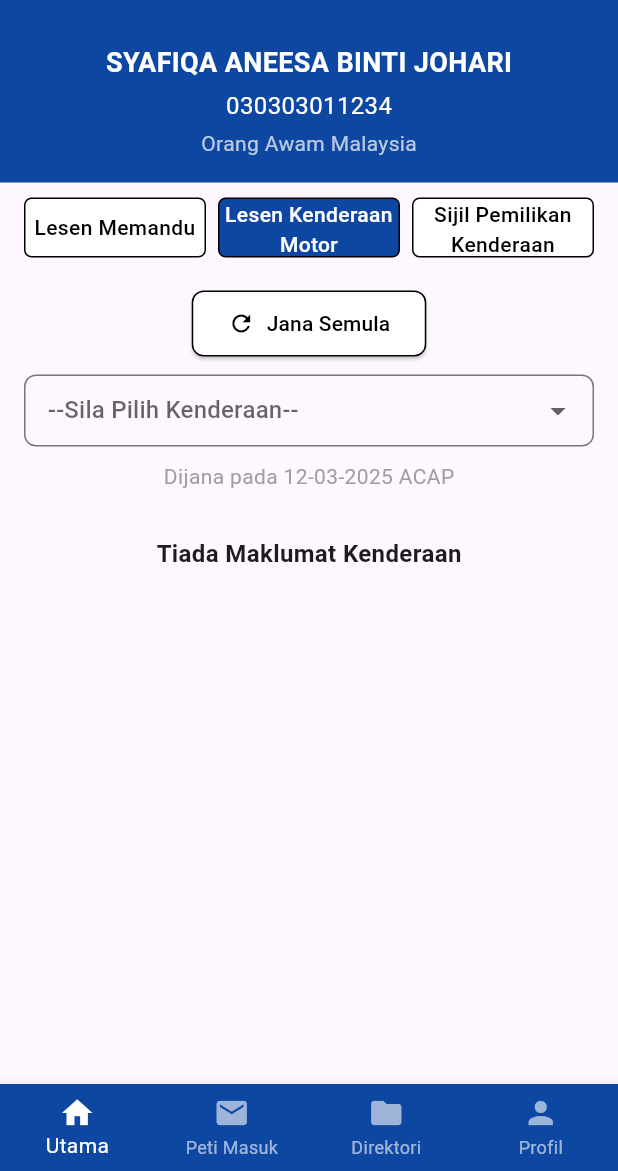
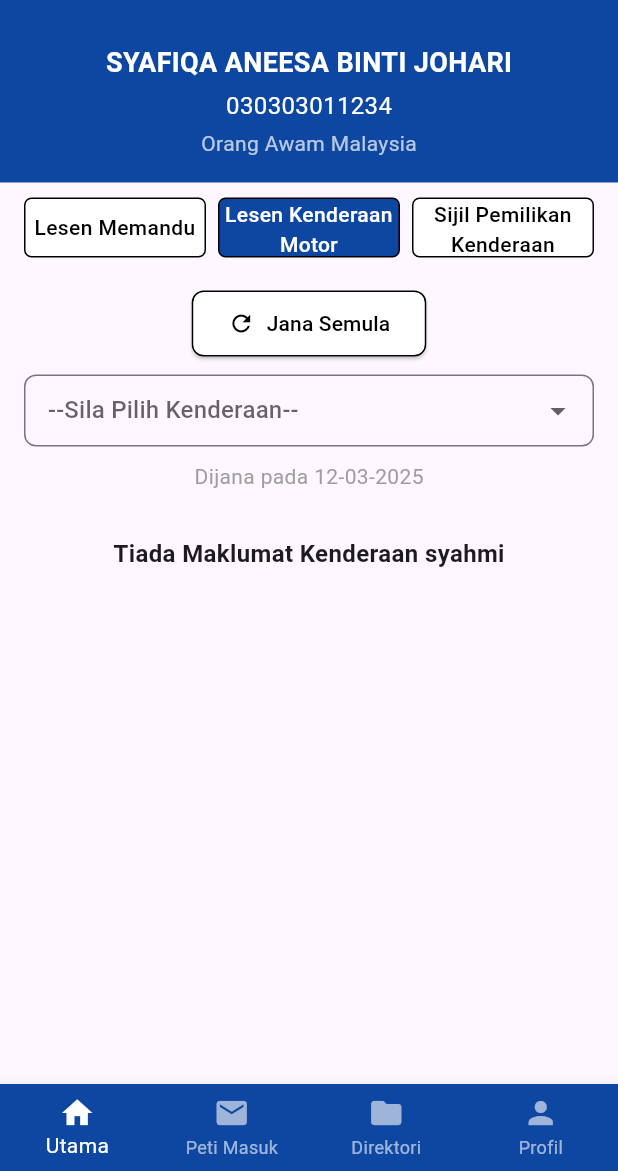
Before and after one commit to Syahmir8/MyJPJ, a Flutter app: the VehicleInfoPage screen opened directly, on a phone screen of 412 x 824 dp, the part 65-1236 px from its top. Run offline on Flutter 3.47's test engine with Material 3 defaults, Android fonts, the phone set to English and light mode, and no system bars.

Commit message:
Update lesenkenderaan.dart

```diff
--- a/lib/lesenkenderaan.dart
+++ b/lib/lesenkenderaan.dart
@@ -58,9 +58,9 @@ class VehicleInfoPage extends StatelessWidget {
             const SizedBox(height: 10),
             _buildVehicleDropdown(),
             const SizedBox(height: 10),
-            const Text('Dijana pada 12-03-2025 ACAP', style: TextStyle(color: Colors.grey)),
+            const Text('Dijana pada 12-03-2025', style: TextStyle(color: Colors.grey)),
             const SizedBox(height: 30),
-            const Text('Tiada Maklumat Kenderaan', style: TextStyle(fontSize: 16, fontWeight: FontWeight.bold)),
+            const Text('Tiada Maklumat Kenderaan syahmi', style: TextStyle(fontSize: 16, fontWeight: FontWeight.bold)),
           ],
         ),
       ),
```
